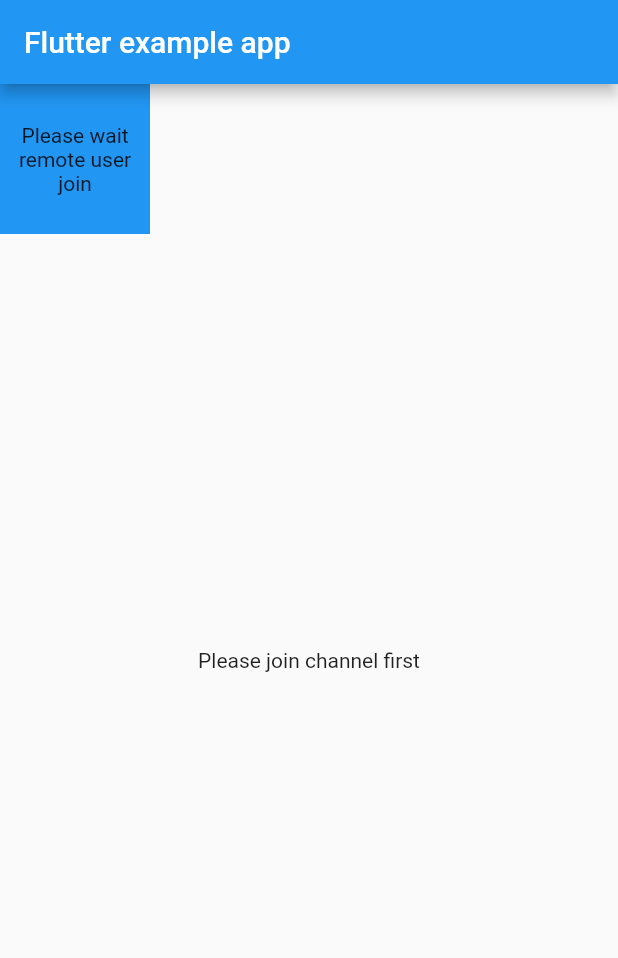
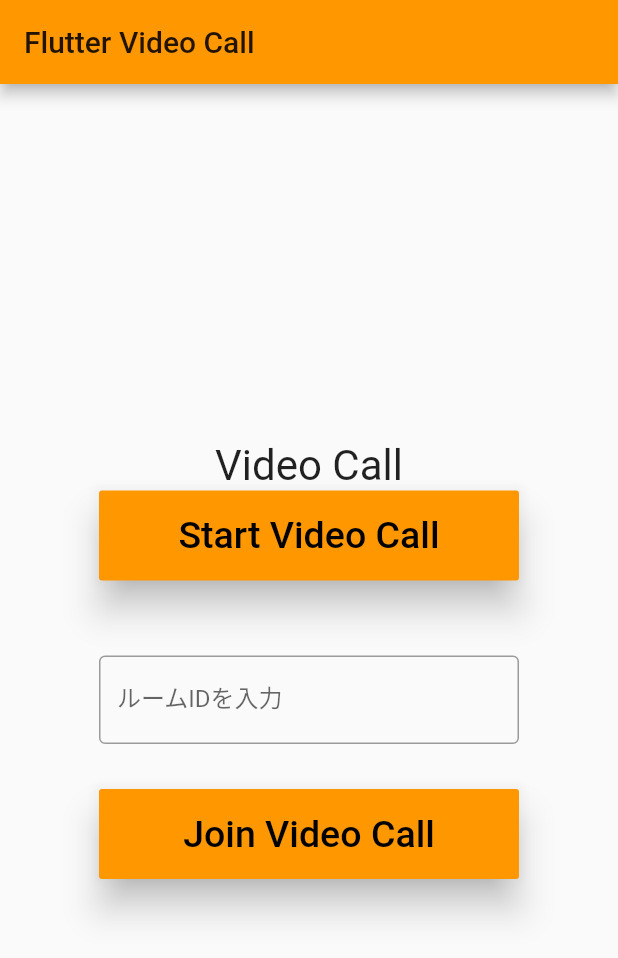
Before and after one commit to haga0531/gaiax_flutter_video_call, a Flutter app: the screen it shows after launch, on a phone screen of 412 x 824 dp. Shown: the top 958 px of the screen. Run offline on Flutter 3.47's test engine with Material 2 defaults, Android fonts, the phone set to English and light mode, and no system bars; our stand-ins replace flutter_dotenv, permission_handler; missing offline and left inert: agora_rtc_engine.

Commit message:
page遷移

```diff
--- a/lib/main.dart
+++ b/lib/main.dart
@@ -1,117 +1,34 @@
 import 'package:flutter/material.dart';
 import 'dart:async';
 import 'package:flutter_dotenv/flutter_dotenv.dart' as DotEnv;
-
-import 'package:agora_rtc_engine/rtc_engine.dart';
-import 'package:agora_rtc_engine/rtc_local_view.dart' as RtcLocalView;
-import 'package:agora_rtc_engine/rtc_remote_view.dart' as RtcRemoteView;
-import 'package:flutter_dotenv/flutter_dotenv.dart';
-import 'package:permission_handler/permission_handler.dart';
+import 'package:gaiax_flutter_video_call/pages/call_video.dart';
+import 'package:gaiax_flutter_video_call/pages/on_call.dart';
 
 Future main() async {
   await DotEnv.load();
   runApp(MyApp());
 }
 
-class MyApp extends StatefulWidget {
-  @override
-  _MyAppState createState() => _MyAppState();
-}
-
-// App states
-class _MyAppState extends State<MyApp> {
-  bool _joined = false;
-  int _remoteUid = null;
-  bool _switch = false;
-
-  @override
-  void initState() {
-    super.initState();
-    initPlatformState();
-  }
-
-  Future<void> initPlatformState() async {
-    await PermissionHandler().requestPermissions(
-      [PermissionGroup.camera, PermissionGroup.microphone],
-    );
-    var engine = await RtcEngine.create(env['APP_ID']);
-    engine.setEventHandler(RtcEngineEventHandler(
-        joinChannelSuccess: (String channel, int uid, int elapsed) {
-      print('joinChannelSuccess $channel $uid');
-      setState(() {
-        _joined = true;
-      });
-    }, userJoined: (int uid, int elapsed) {
-      print('userJoined $uid');
-      setState(() {
-        _remoteUid = uid;
-      });
-    }, userOffline: (int uid, UserOfflineReason reason) {
-      print('userOffline $uid');
-      setState(() {
-        _remoteUid = null;
-      });
-    }));
-    await engine.enableVideo();
-    await engine.joinChannel(env['Token'], 'gaiax_flutter_video_call', null, 0);
-  }
-
+class MyApp extends StatelessWidget {
   @override
   Widget build(BuildContext context) {
     return MaterialApp(
-      home: Scaffold(
-        appBar: AppBar(
-          title: const Text('Flutter example app'),
-        ),
-        body: Stack(
-          children: [
-            Center(
-              child: _switch ? _renderRemoteVideo() : _renderLocalPreview(),
-            ),
-            Align(
-              alignment: Alignment.topLeft,
-              child: Container(
-                width: 100,
-                height: 100,
-                color: Colors.blue,
-                child: GestureDetector(
-                  onTap: () {
-                    setState(() {
-                      _switch = !_switch;
-                    });
-                  },
-                  child: Center(
-                    child:
-                        _switch ? _renderLocalPreview() : _renderRemoteVideo(),
-                  ),
-                ),
-              ),
-            ),
-          ],
-        ),
+      title: 'Flutter Video Call',
+      theme: ThemeData(
+        primarySwatch: Colors.orange,
+        visualDensity: VisualDensity.adaptivePlatformDensity,
+        textTheme: TextTheme(
+          headline1: TextStyle(
+            fontSize: 72,
+            fontWeight: FontWeight.bold,
+            color: Colors.indigo,
+          )
+        )
       ),
+      home: VideoCall(),
+      routes: <String, WidgetBuilder>{
+        '/video_call_room': (BuildContext context) => new OnCall()
+      },
     );
   }
-
-  Widget _renderLocalPreview() {
-    if (_joined) {
-      return RtcLocalView.SurfaceView();
-    } else {
-      return Text(
-        'Please join channel first',
-        textAlign: TextAlign.center,
-      );
-    }
-  }
-
-  Widget _renderRemoteVideo() {
-    if (_remoteUid != null) {
-      return RtcRemoteView.SurfaceView(uid: _remoteUid);
-    } else {
-      return Text(
-        'Please wait remote user join',
-        textAlign: TextAlign.center,
-      );
-    }
-  }
 }
--- /dev/null
+++ b/lib/pages/call_video.dart
@@ -0,0 +1,101 @@
+import 'package:flutter/material.dart';
+
+class VideoCall extends StatefulWidget {
+  @override
+  _VideoCallState createState() => _VideoCallState();
+}
+
+class _VideoCallState extends State<VideoCall> {
+  TextEditingController _controller;
+  int _inputRoomId = 1;
+
+  @override
+  void initState() {
+    super.initState();
+    _controller = TextEditingController();
+  }
+
+  onEnterRoom(roomId) async {
+    Navigator.pushNamed(context, '/video_call_room');
+  }
+
+  Widget _layout() {
+    return Scaffold(
+      appBar: AppBar(
+        title: Text("Flutter Video Call"),
+      ),
+      body: Center(
+        child: Column(
+          mainAxisAlignment: MainAxisAlignment.center,
+          children: [
+            Text(
+              'Video Call',
+              textScaleFactor: 2,
+            ),
+            Container(
+                child: ButtonTheme(
+              minWidth: 280.0,
+              height: 60.0,
+              child: RaisedButton(
+                elevation: 10.0,
+                child: Text(
+                  "Start Video Call",
+                  style: TextStyle(fontSize: 25),
+                ),
+                onPressed: () {
+                  setState(() {
+                    isLoading = true;
+                  });
+                  onEnterRoom(1);
+                },
+                color: Colors.orange,
+                textTheme: ButtonTextTheme.primary,
+              ),
+            )),
+            SizedBox(
+              height: 50,
+            ),
+            Container(
+              width: 280,
+              child: TextField(
+                controller: _controller,
+                decoration: InputDecoration(
+                    border: OutlineInputBorder(), labelText: 'ルームIDを入力'),
+              ),
+            ),
+            SizedBox(
+              height: 30,
+            ),
+            Container(
+                child: ButtonTheme(
+              minWidth: 280.0,
+              height: 60.0,
+              child: RaisedButton(
+                elevation: 10.0,
+                child: Text(
+                  "Join Video Call",
+                  style: TextStyle(fontSize: 25),
+                ),
+                onPressed: () {
+                  setState(() {
+                    isLoading = true;
+                    _inputRoomId = int.parse(_controller.text);
+                    _controller.text = '';
+                  });
+                  onEnterRoom(_inputRoomId);
+                },
+                color: Colors.orange,
+                textTheme: ButtonTextTheme.primary,
+              ),
+            )),
+          ],
+        ),
+      ),
+    );
+  }
+
+  @override
+  Widget build(BuildContext context) {
+    return _layout();
+  }
+}
```
Also changed, not shown: lib/pages/on_call.dart (added, +117 -0 lines).
